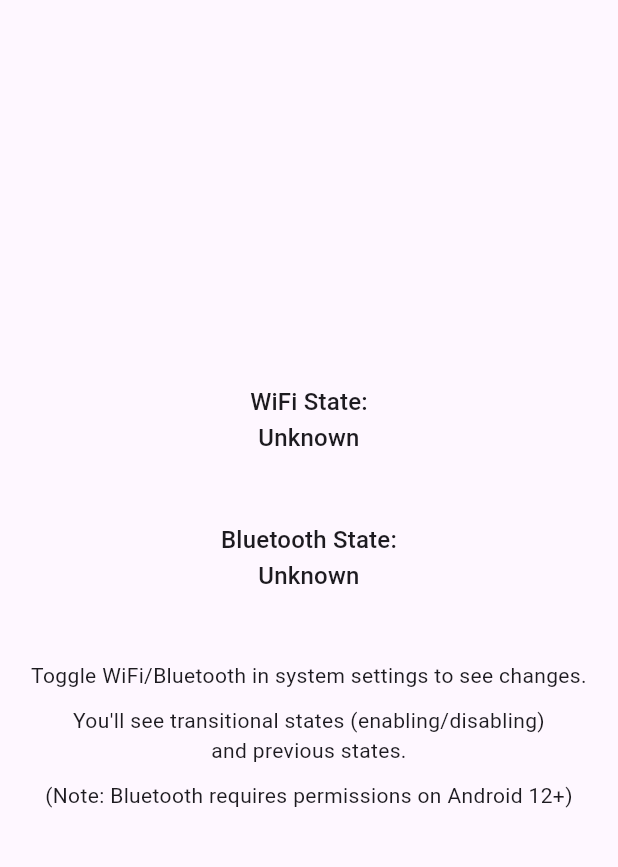
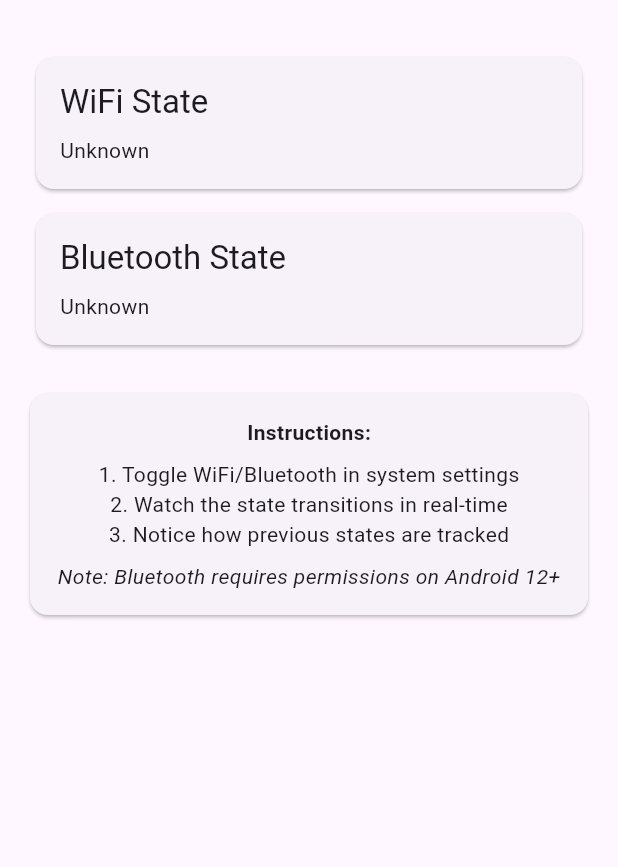
Before and after one commit to Prince2347X/connectivity_listener, a Flutter app: the screen it shows after launch, on a phone screen of 412 x 824 dp, the part 63-930 px from its top. Run offline on Flutter 3.47's test engine with Material 3 defaults, Android fonts, the phone set to English and light mode, and no system bars; our stand-ins replace plugin_platform_interface.

Commit message:
feat: Update version to 1.0.0 and enhance documentation with state transition details

```diff
--- a/example/lib/main.dart
+++ b/example/lib/main.dart
@@ -17,11 +17,15 @@ class MyApp extends StatefulWidget {
 }
 
 class _MyAppState extends State<MyApp> {
-  StateChange<WifiState>? _wifiState;
-  StateChange<BluetoothState>? _bluetoothState;
+  StateChange<WifiState>? _wifiStateChange;
+  StateChange<BluetoothState>? _bluetoothStateChange;
   final _connectivityListenerPlugin = ConnectivityListener();
   late StreamSubscription<StateChange<WifiState>> _wifiSubscription;
   late StreamSubscription<StateChange<BluetoothState>> _bluetoothSubscription;
+
+  // Track transition messages
+  String? _wifiTransitionMessage;
+  String? _bluetoothTransitionMessage;
 
   @override
   void initState() {
@@ -40,41 +44,39 @@ class _MyAppState extends State<MyApp> {
   Future<void> initPlatformState() async {
     // Listen to WiFi state changes
     _wifiSubscription = _connectivityListenerPlugin.onWifiStateChanged.listen(
-      (StateChange<WifiState> state) {
+      (StateChange<WifiState> stateChange) {
         if (!mounted) return;
         setState(() {
-          _wifiState = state;
+          _wifiStateChange = stateChange;
+          _wifiTransitionMessage = _getWifiTransitionMessage(stateChange);
         });
       },
       onError: (dynamic error) {
         if (!mounted) return;
         setState(() {
-          _wifiState = null; // Handle error state
+          _wifiStateChange = null;
+          _wifiTransitionMessage = 'Error: $error';
         });
       },
     );
 
     // Listen to Bluetooth state changes
     _bluetoothSubscription = _connectivityListenerPlugin.onBluetoothStateChanged.listen(
-      (StateChange<BluetoothState> state) {
+      (StateChange<BluetoothState> stateChange) {
         if (!mounted) return;
         setState(() {
-          _bluetoothState = state;
+          _bluetoothStateChange = stateChange;
+          _bluetoothTransitionMessage = _getBluetoothTransitionMessage(stateChange);
         });
       },
       onError: (dynamic error) {
         if (!mounted) return;
         setState(() {
           if (error is PlatformException && error.code == 'PERMISSION_DENIED') {
-            // Handle permission error
-            ScaffoldMessenger.of(context).showSnackBar(
-              const SnackBar(
-                content: Text('Bluetooth permission denied. Please grant permission.'),
-                duration: Duration(seconds: 3),
-              ),
-            );
+            _showSnackBar('Bluetooth permission denied. Please grant permission.');
           }
-          _bluetoothState = null; // Handle error state
+          _bluetoothStateChange = null;
+          _bluetoothTransitionMessage = 'Error: $error';
         });
       },
     );
@@ -82,18 +84,89 @@ class _MyAppState extends State<MyApp> {
     if (!mounted) return;
   }
 
-  String _getWifiStateText() {
-    if (_wifiState == null) return 'Unknown';
-    final previous = _wifiState!.previousState?.name ?? 'unknown';
-    final current = _wifiState!.currentState.name;
-    return 'Current: $current\nPrevious: $previous';
+  String _getWifiTransitionMessage(StateChange<WifiState> stateChange) {
+    if (stateChange.previousState == null) {
+      return 'Initial state: ${stateChange.currentState.name}';
+    }
+
+    // Handle specific transitions
+    if (stateChange.previousState == WifiState.enabling &&
+        stateChange.currentState == WifiState.enabled) {
+      return 'WiFi successfully enabled';
+    }
+    if (stateChange.previousState == WifiState.enabling &&
+        stateChange.currentState == WifiState.disabled) {
+      return 'Failed to enable WiFi';
+    }
+    if (stateChange.previousState == WifiState.disabling &&
+        stateChange.currentState == WifiState.disabled) {
+      return 'WiFi successfully disabled';
+    }
+
+    // Default transition message
+    return 'Transitioning from ${stateChange.previousState?.name ?? 'unknown'} to ${stateChange.currentState.name}';
   }
 
-  String _getBluetoothStateText() {
-    if (_bluetoothState == null) return 'Unknown';
-    final previous = _bluetoothState!.previousState?.name ?? 'unknown';
-    final current = _bluetoothState!.currentState.name;
-    return 'Current: $current\nPrevious: $previous';
+  String _getBluetoothTransitionMessage(StateChange<BluetoothState> stateChange) {
+    if (stateChange.previousState == null) {
+      return 'Initial state: ${stateChange.currentState.name}';
+    }
+
+    // Handle specific transitions
+    if (stateChange.previousState == BluetoothState.turningOn &&
+        stateChange.currentState == BluetoothState.on) {
+      return 'Bluetooth successfully turned on';
+    }
+    if (stateChange.previousState == BluetoothState.turningOn &&
+        stateChange.currentState == BluetoothState.off) {
+      return 'Failed to turn on Bluetooth';
+    }
+    if (stateChange.previousState == BluetoothState.turningOff &&
+        stateChange.currentState == BluetoothState.off) {
+      return 'Bluetooth successfully turned off';
+    }
+
+    // Default transition message
+    return 'Transitioning from ${stateChange.previousState?.name ?? 'unknown'} to ${stateChange.currentState.name}';
+  }
+
+  void _showSnackBar(String message) {
+    ScaffoldMessenger.of(context).showSnackBar(
+      SnackBar(
+        content: Text(message),
+        duration: const Duration(seconds: 3),
+      ),
+    );
+  }
+
+  Widget _buildStateCard(String title, StateChange? stateChange, String? transitionMessage) {
+    return Card(
+      margin: const EdgeInsets.all(8.0),
+      child: Padding(
+        padding: const EdgeInsets.all(16.0),
+        child: Column(
+          crossAxisAlignment: CrossAxisAlignment.start,
+          children: [
+            Text(title, style: Theme.of(context).textTheme.titleLarge),
+            const SizedBox(height: 8),
+            if (stateChange != null) ...[
+              Text('Current: ${stateChange.currentState.name}',
+                  style: Theme.of(context).textTheme.titleMedium),
+              Text('Previous: ${stateChange.previousState?.name ?? 'none'}',
+                  style: Theme.of(context).textTheme.titleMedium),
+              if (transitionMessage != null) ...[
+                const SizedBox(height: 8),
+                Text(transitionMessage,
+                    style: Theme.of(context).textTheme.bodyLarge?.copyWith(
+                      color: Colors.blue,
+                    )),
+              ],
+            ] else
+              const Text('Unknown'),
+          ],
+        ),
+      ),
+    );
   }
 
   @override
@@ -103,27 +176,34 @@ class _MyAppState extends State<MyApp> {
         appBar: AppBar(
           title: const Text('Connectivity Listener Example'),
         ),
-        body: Center(
-          child: Column(
-            mainAxisAlignment: MainAxisAlignment.center,
-            children: [
-              Text('WiFi State:\n${_getWifiStateText()}\n',
-                  style: Theme.of(context).textTheme.titleMedium,
-                  textAlign: TextAlign.center),
-              const SizedBox(height: 20),
-              Text('Bluetooth State:\n${_getBluetoothStateText()}\n',
-                  style: Theme.of(context).textTheme.titleMedium,
-                  textAlign: TextAlign.center),
-              const SizedBox(height: 20),
-              const Text('Toggle WiFi/Bluetooth in system settings to see changes.',
-                  textAlign: TextAlign.center),
-              const SizedBox(height: 10),
-              const Text('You\'ll see transitional states (enabling/disabling)\nand previous states.',
-                  textAlign: TextAlign.center),
-              const SizedBox(height: 10),
-              const Text('(Note: Bluetooth requires permissions on Android 12+)',
-                  textAlign: TextAlign.center),
-            ],
+        body: SingleChildScrollView(
+          child: Padding(
+            padding: const EdgeInsets.all(16.0),
+            child: Column(
+              crossAxisAlignment: CrossAxisAlignment.stretch,
+              children: [
+                _buildStateCard('WiFi State', _wifiStateChange, _wifiTransitionMessage),
+                _buildStateCard('Bluetooth State', _bluetoothStateChange, _bluetoothTransitionMessage),
+                const SizedBox(height: 20),
+                const Card(
+                  child: Padding(
+                    padding: EdgeInsets.all(16.0),
+                    child: Column(
+                      children: [
+                        Text('Instructions:', style: TextStyle(fontWeight: FontWeight.bold)),
+                        SizedBox(height: 8),
+                        Text('1. Toggle WiFi/Bluetooth in system settings'),
+                        Text('2. Watch the state transitions in real-time'),
+                        Text('3. Notice how previous states are tracked'),
+                        SizedBox(height: 8),
+                        Text('Note: Bluetooth requires permissions on Android 12+',
+                            style: TextStyle(fontStyle: FontStyle.italic)),
+                      ],
+                    ),
+                  ),
+                ),
+              ],
+            ),
           ),
         ),
       ),
--- a/pubspec.yaml
+++ b/pubspec.yaml
@@ -1,6 +1,6 @@
 name: connectivity_listener
 description: "A Flutter plugin for Android to listen for WiFi and Bluetooth connectivity state changes."
-version: 0.0.1
+version: 1.0.0
 homepage: # Optional: Add a link to your repository or website here
 
 environment:
```
Also changed, not shown: 3 other files.
